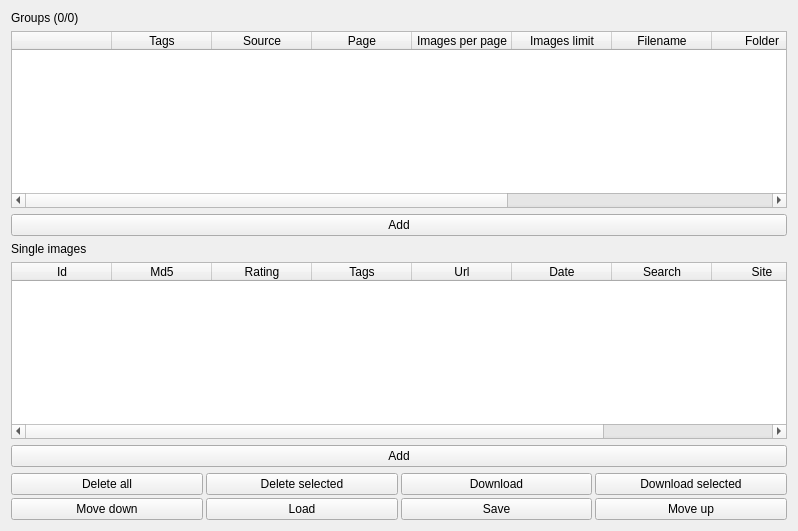
Bionus/imgbrd-grabber, file gui/src/tabs/downloads-tab.ui: the form before one commit.
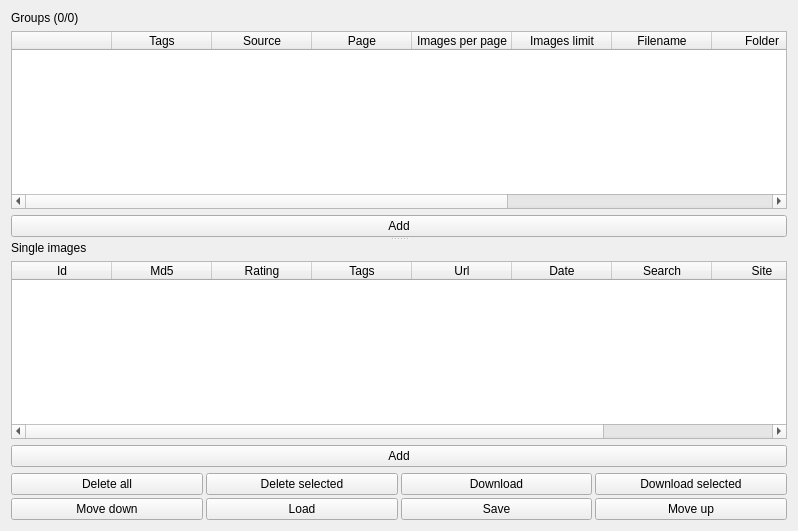
The form after the commit. Icons and pictures are not drawn.

Commit message: Add splitter between groups and unique downloads (fix #1655)

```diff
--- a/gui/src/tabs/downloads-tab.ui
+++ b/gui/src/tabs/downloads-tab.ui
@@ -31,6 +31,22 @@
   </property>
   <layout class="QVBoxLayout" name="verticalLayout">
    <item>
+    <widget class="QSplitter" name="splitter">
+     <property name="orientation">
+      <enum>Qt::Vertical</enum>
+     </property>
+     <widget class="QWidget" name="widgetGroups" native="true">
+      <layout class="QVBoxLayout" name="verticalLayout_5">
+       <property name="leftMargin">
+        <number>0</number>
+       </property>
+       <property name="topMargin">
+        <number>0</number>
+       </property>
+       <property name="rightMargin">
+        <number>0</number>
+       </property>
+       <item>
     <widget class="QLabel" name="labelGroups">
      <property name="text">
       <string>Groups (0/0)</string>
@@ -114,14 +130,27 @@
     </widget>
    </item>
    <item>
-    <widget class="QPushButton" name="pushButton_12">
+        <widget class="QPushButton" name="buttonAddGroup">
      <property name="text">
       <string>Add</string>
      </property>
     </widget>
    </item>
+      </layout>
+     </widget>
+     <widget class="QWidget" name="widgetUniques" native="true">
+      <layout class="QVBoxLayout" name="verticalLayout_6">
+       <property name="leftMargin">
+        <number>0</number>
+       </property>
+       <property name="rightMargin">
+        <number>0</number>
+       </property>
+       <property name="bottomMargin">
+        <number>0</number>
+       </property>
    <item>
-    <widget class="QLabel" name="label_5">
+        <widget class="QLabel" name="labelUniques">
      <property name="text">
       <string>Single images</string>
      </property>
@@ -207,6 +236,10 @@
      <property name="text">
       <string>Add</string>
      </property>
+        </widget>
+       </item>
+      </layout>
+     </widget>
     </widget>
    </item>
    <item>
```
Left out of the diff: 14 changed lines with no effect on the pictures. Lines whose indentation alone changed are shown as unchanged. The commit also changes 1 other file.
